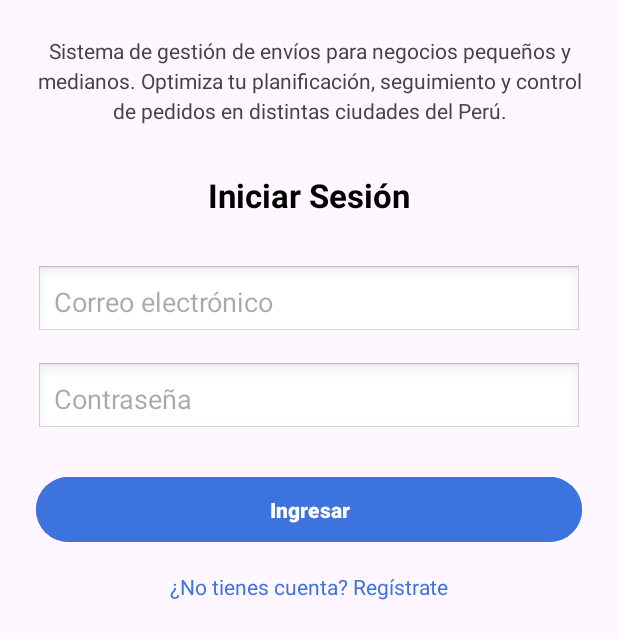
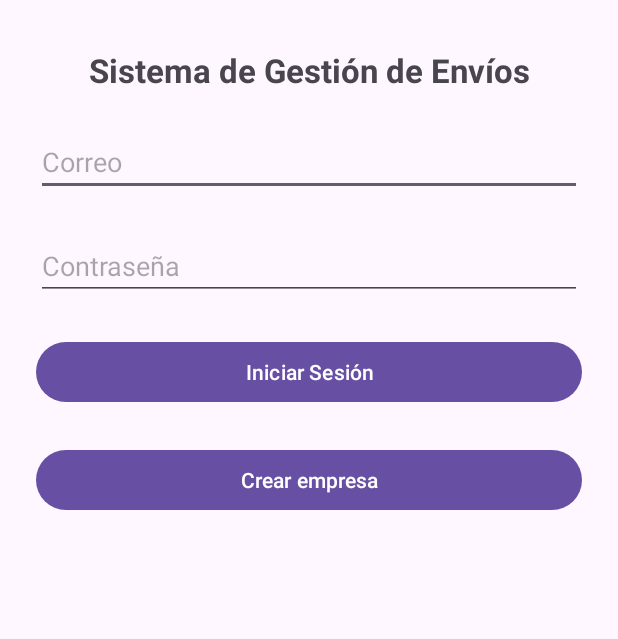
Before and after one commit to diegoNovaR/MandaAltoke, an Android app: the screen it shows after launch (MainActivity), on a phone screen of 412 x 824 dp. Shown: the top 639 px of the screen. Run offline under Robolectric (Android 15) with nearby library versions, the phone set to English and light mode, and no system bars; our stand-ins replace Firebase (no records; nobody signed in at launch, a user with empty details on screens opened directly).

Commit message:
Agregando logica para iniciar sesion con firebase y configurando el xml(vista)

```diff
--- a/AppMandaAltoke/app/build.gradle.kts
+++ b/AppMandaAltoke/app/build.gradle.kts
@@ -48,5 +48,6 @@ dependencies {
     androidTestImplementation(libs.androidx.junit)
     androidTestImplementation(libs.androidx.espresso.core)
     implementation(platform("com.google.firebase:firebase-bom:34.6.0"))
-    implementation("com.google.firebase:firebase-firestore-ktx")
+    implementation("com.google.firebase:firebase-auth")
+
 }
--- a/AppMandaAltoke/app/src/main/java/com/example/mandaaltoke/InicioSesionFragment.kt
+++ b/AppMandaAltoke/app/src/main/java/com/example/mandaaltoke/InicioSesionFragment.kt
@@ -1,14 +1,51 @@
 package com.example.mandaaltoke
 
+import android.widget.EditText
+import android.widget.Button
+import android.os.Bundle
+import android.view.View
+import android.widget.Toast
+import androidx.fragment.app.Fragment
+import com.google.firebase.auth.FirebaseAuth
 
-import android.os.Bundle
-import androidx.fragment.app.Fragment
-import android.view.LayoutInflater
-import android.view.View
-import android.view.ViewGroup
 
 class InicioSesionFragment : Fragment(R.layout.fragment_inicio_sesion) {
+    private lateinit var auth: FirebaseAuth
+    override fun onCreate(savedInstanceState: Bundle?) {
+        super.onCreate(savedInstanceState)
+        auth = FirebaseAuth.getInstance()
+    }
+
     override fun onViewCreated(view: View, savedInstanceState: Bundle?) {
+        super.onViewCreated(view, savedInstanceState)
 
+        val emailField = view.findViewById<EditText>(R.id.txtEmail)
+        val passField = view.findViewById<EditText>(R.id.txtPassword)
+        val btnLogin = view.findViewById<Button>(R.id.btnIniciarSesion)
+        val btnIrRegistro = view.findViewById<Button>(R.id.btnCrearCuenta)
+
+        btnLogin.setOnClickListener {
+            val email = emailField.text.toString().trim()
+            val pass = passField.text.toString().trim()
+
+            if (email.isEmpty() || pass.isEmpty()) {
+                Toast.makeText(context, "Complete los campos", Toast.LENGTH_SHORT).show()
+                return@setOnClickListener
+            }
+
+            auth.signInWithEmailAndPassword(email, pass)
+                .addOnSuccessListener {
+                    Toast.makeText(context, "Inicio de sesión exitoso", Toast.LENGTH_SHORT).show()
+                    // Navegar a Home
+                }
+                .addOnFailureListener {
+                    Toast.makeText(context, "Error: ${it.message}", Toast.LENGTH_LONG).show()
+                }
+        }
+
+        btnIrRegistro.setOnClickListener {
+            // Navegar a crear empresa
+        }
     }
+
 }
--- a/AppMandaAltoke/app/src/main/res/layout/fragment_inicio_sesion.xml
+++ b/AppMandaAltoke/app/src/main/res/layout/fragment_inicio_sesion.xml
@@ -1,94 +1,62 @@
 <?xml version="1.0" encoding="utf-8"?>
-<androidx.constraintlayout.widget.ConstraintLayout xmlns:android="http://schemas.android.com/apk/res/android"
+<androidx.constraintlayout.widget.ConstraintLayout
+    xmlns:android="http://schemas.android.com/apk/res/android"
     xmlns:app="http://schemas.android.com/apk/res-auto"
-    xmlns:tools="http://schemas.android.com/tools"
     android:layout_width="match_parent"
-    android:layout_height="match_parent"
-    tools:context=".InicioSesionFragment"
-    android:padding="24dp">
+    android:layout_height="match_parent">
 
-    <!-- Descripción del sistema -->
     <TextView
-        android:id="@+id/txtDescripcion"
+        android:id="@+id/txtTitulo"
+        android:text="Sistema de Gestión de Envíos"
+        android:textSize="22sp"
+        android:textStyle="bold"
+        android:layout_width="wrap_content"
+        android:layout_height="wrap_content"
+        app:layout_constraintTop_toTopOf="parent"
+        app:layout_constraintStart_toStartOf="parent"
+        app:layout_constraintEnd_toEndOf="parent"
+        android:layout_marginTop="32dp"/>
+
+    <EditText
+        android:id="@+id/txtEmail"
+        android:hint="Correo"
+        android:inputType="textEmailAddress"
         android:layout_width="0dp"
         android:layout_height="wrap_content"
-        android:text="Sistema de gestión de envíos para negocios pequeños y medianos. Optimiza tu planificación, seguimiento y control de pedidos en distintas ciudades del Perú."
-        android:textSize="14sp"
-        android:textColor="#444444"
-        android:gravity="center"
-        android:lineSpacingExtra="4dp"
-        app:layout_constraintTop_toTopOf="parent"
-        app:layout_constraintStart_toStartOf="parent"
-        app:layout_constraintEnd_toEndOf="parent" />
-
-    <!-- Título -->
-    <TextView
-        android:id="@+id/txtTituloLogin"
-        android:layout_width="wrap_content"
-        android:layout_height="wrap_content"
-        android:text="Iniciar Sesión"
-        android:textSize="22sp"
-        android:textStyle="bold"
-        android:textColor="#000000"
-        app:layout_constraintTop_toBottomOf="@id/txtDescripcion"
+        app:layout_constraintTop_toBottomOf="@id/txtTitulo"
         app:layout_constraintStart_toStartOf="parent"
         app:layout_constraintEnd_toEndOf="parent"
-        android:layout_marginTop="32dp" />
+        android:layout_margin="24dp"/>
 
-    <!-- Campo correo -->
     <EditText
-        android:id="@+id/edtCorreo"
+        android:id="@+id/txtPassword"
+        android:hint="Contraseña"
+        android:inputType="textPassword"
         android:layout_width="0dp"
         android:layout_height="wrap_content"
-        android:hint="Correo electrónico"
-        android:inputType="textEmailAddress"
-        android:padding="12dp"
-        android:background="@android:drawable/edit_text"
-        app:layout_constraintTop_toBottomOf="@id/txtTituloLogin"
+        app:layout_constraintTop_toBottomOf="@id/txtEmail"
         app:layout_constraintStart_toStartOf="parent"
         app:layout_constraintEnd_toEndOf="parent"
-        android:layout_marginTop="32dp" />
+        android:layout_margin="24dp"/>
 
-    <!-- Campo contraseña -->
-    <EditText
-        android:id="@+id/edtContrasena"
+    <Button
+        android:id="@+id/btnIniciarSesion"
+        android:text="Iniciar Sesión"
         android:layout_width="0dp"
         android:layout_height="wrap_content"
-        android:hint="Contraseña"
-        android:inputType="textPassword"
-        android:padding="12dp"
-        android:background="@android:drawable/edit_text"
-        app:layout_constraintTop_toBottomOf="@id/edtCorreo"
+        app:layout_constraintTop_toBottomOf="@id/txtPassword"
         app:layout_constraintStart_toStartOf="parent"
         app:layout_constraintEnd_toEndOf="parent"
-        android:layout_marginTop="16dp" />
+        android:layout_margin="24dp"/>
 
-    <!-- Botón iniciar sesión -->
     <Button
-        android:id="@+id/btnIniciarSesion"
+        android:id="@+id/btnCrearCuenta"
+        android:text="Crear empresa"
         android:layout_width="0dp"
         android:layout_height="wrap_content"
-        android:text="Ingresar"
-        android:padding="12dp"
-        android:backgroundTint="#3D73DD"
-        android:textColor="@android:color/white"
-        android:textStyle="bold"
-        app:layout_constraintTop_toBottomOf="@id/edtContrasena"
-        app:layout_constraintStart_toStartOf="parent"
-        app:layout_constraintEnd_toEndOf="parent"
-        android:layout_marginTop="24dp" />
-
-    <!-- Enlace Registrar -->
-    <TextView
-        android:id="@+id/txtRegistrar"
-        android:layout_width="wrap_content"
-        android:layout_height="wrap_content"
-        android:text="¿No tienes cuenta? Regístrate"
-        android:textSize="14sp"
-        android:textColor="#3D73DD"
         app:layout_constraintTop_toBottomOf="@id/btnIniciarSesion"
         app:layout_constraintStart_toStartOf="parent"
         app:layout_constraintEnd_toEndOf="parent"
-        android:layout_marginTop="16dp" />
+        android:layout_margin="24dp"/>
 
 </androidx.constraintlayout.widget.ConstraintLayout>
```
